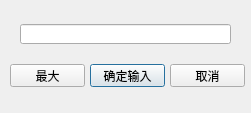
Before: the Qt Designer form code/mirror/dlg_count.ui in simon0xia/mirror, drawn with Qt 5.
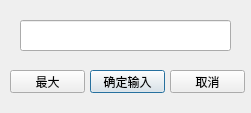
After: the same form once the commit is applied.

The edit to the form file:
```diff
--- a/code/mirror/dlg_count.ui
+++ b/code/mirror/dlg_count.ui
@@ -17,17 +17,28 @@
    <property name="geometry">
     <rect>
      <x>20</x>
-     <y>24</y>
+     <y>20</y>
      <width>211</width>
-     <height>20</height>
+     <height>31</height>
     </rect>
    </property>
+   <property name="font">
+    <font>
+     <pointsize>12</pointsize>
+    </font>
+   </property>
+   <property name="inputMask">
+    <string>[0000]</string>
+   </property>
+   <property name="maxLength">
+    <number>4</number>
+   </property>
   </widget>
   <widget class="QPushButton" name="btn_max">
    <property name="geometry">
     <rect>
      <x>10</x>
-     <y>64</y>
+     <y>70</y>
      <width>75</width>
      <height>23</height>
     </rect>
@@ -40,7 +51,7 @@
    <property name="geometry">
     <rect>
      <x>90</x>
-     <y>64</y>
+     <y>70</y>
      <width>75</width>
      <height>23</height>
     </rect>
@@ -56,7 +67,7 @@
    <property name="geometry">
     <rect>
      <x>170</x>
-     <y>64</y>
+     <y>70</y>
      <width>75</width>
      <height>23</height>
     </rect>
```
